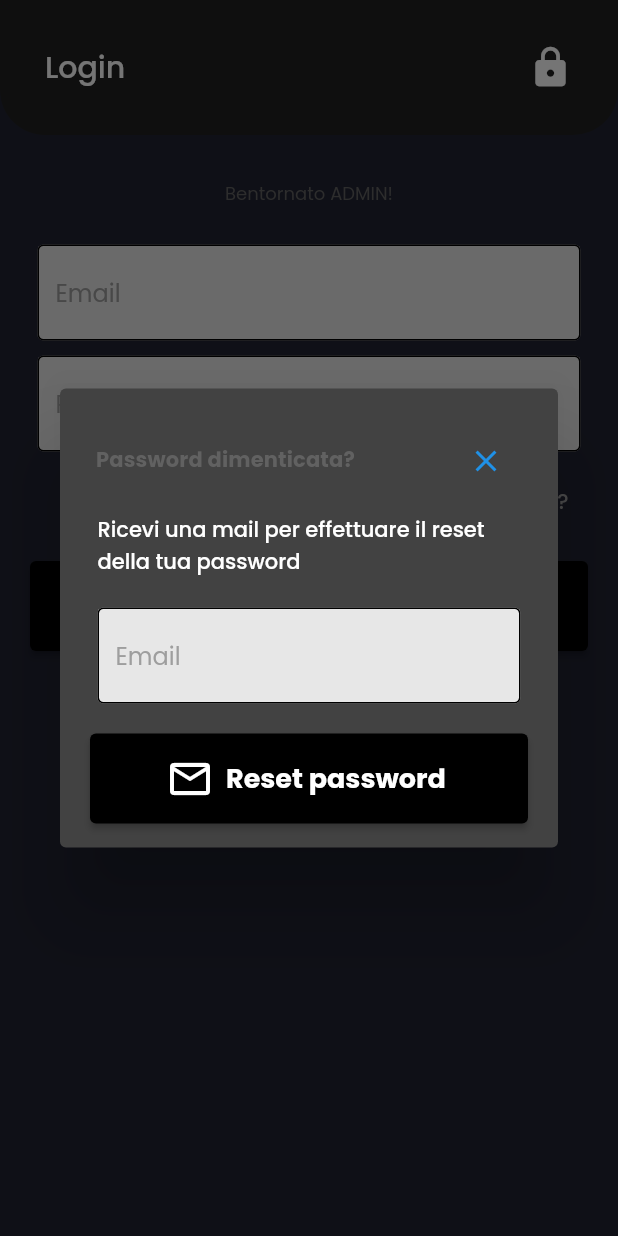
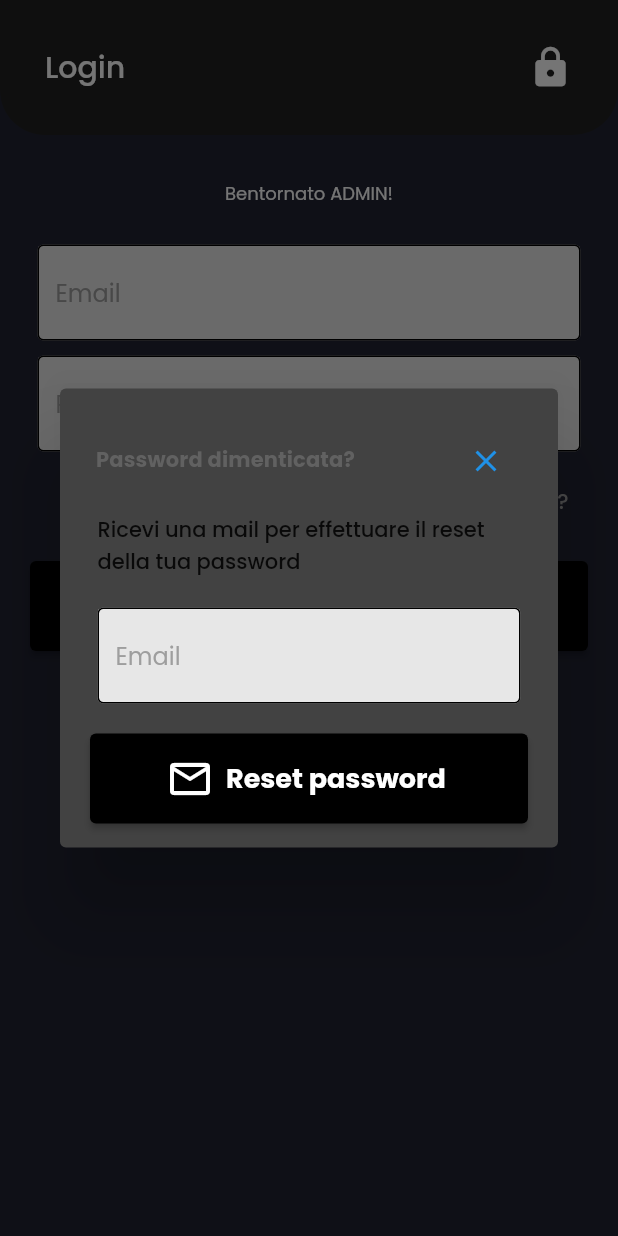
Before and after one commit to umberto-bianchin/app_admin_pizzeria, a Flutter app: the screen it shows after launch, after a tap on "Password dimenticata?", on a phone screen of 412 x 824 dp. Run offline on Flutter 3.47's test engine with Material 2 defaults, Android fonts, the light colour scheme and no system bars; our stand-ins replace cloud_firestore, email_validator, firebase_auth, firebase_core, flutter_svg, google_fonts; accounts and stored records are empty.

Commit message:
small refactor

```diff
--- a/lib/auth.dart
+++ b/lib/auth.dart
@@ -1,6 +1,6 @@
 import 'package:app_admin_pizzeria/helper.dart';
 import 'package:app_admin_pizzeria/main.dart';
-import 'package:app_admin_pizzeria/widget/top_screen.dart';
+import 'package:app_admin_pizzeria/widget/top_banner.dart';
 import 'package:app_admin_pizzeria/widget/my_snackbar.dart';
 import 'package:email_validator/email_validator.dart';
 import 'package:firebase_auth/firebase_auth.dart';
@@ -41,7 +41,7 @@ class _AuthScreenState extends State<AuthScreen> {
                   style: Theme.of(context)
                       .textTheme
                       .bodySmall!
-                      .copyWith(color: Colors.grey[700]),
+                      .copyWith(color: Colors.white),
                   textAlign: TextAlign.center,
                 ),
 
@@ -300,6 +300,7 @@ Widget textField(controller, final String hintText, final bool obscureText) {
     child: TextFormField(
       keyboardType:
           obscureText ? TextInputType.text : TextInputType.emailAddress,
+      cursorColor: Colors.black,
       autocorrect: false,
       controller: controller,
       obscureText: obscureText,
--- a/lib/main.dart
+++ b/lib/main.dart
@@ -34,8 +34,7 @@ class MyApp extends StatelessWidget {
     return MaterialApp(
       theme: ThemeData.dark().copyWith(
         scaffoldBackgroundColor: bgColor,
-        textTheme: GoogleFonts.poppinsTextTheme(Theme.of(context).textTheme)
-            .apply(bodyColor: Colors.white),
+        textTheme: GoogleFonts.poppinsTextTheme(Theme.of(context).textTheme),
         canvasColor: secondaryColor,
       ),
       home: Scaffold(
--- a/lib/screens/main_screen.dart
+++ b/lib/screens/main_screen.dart
@@ -25,7 +25,7 @@ class MainScreen extends StatelessWidget {
                 // and it takes 1/6 part of the screen
                 child: SideMenu(),
               ),
-            Expanded(
+            const Expanded(
               // It takes 5/6 part of the screen
               flex: 5,
               child: DashboardScreen(),
--- a/lib/widget/top_screen.dart
+++ b/lib/widget/top_banner.dart
@@ -23,7 +23,10 @@ class TopBanner extends StatelessWidget {
         children: [
           Text(
             title,
-            style: Theme.of(context).textTheme.titleLarge,
+            style: Theme.of(context)
+                .textTheme
+                .titleLarge!
+                .copyWith(color: Colors.white),
           ),
           Icon(
             icon,
```
Also changed, not shown: lib/responsive.dart (+5 -5 lines), lib/screens/dashboard_screen.dart (+6 -7 lines), lib/widget/header.dart (+8 -2 lines), lib/widget/side_menu.dart (+8 -1 lines).
